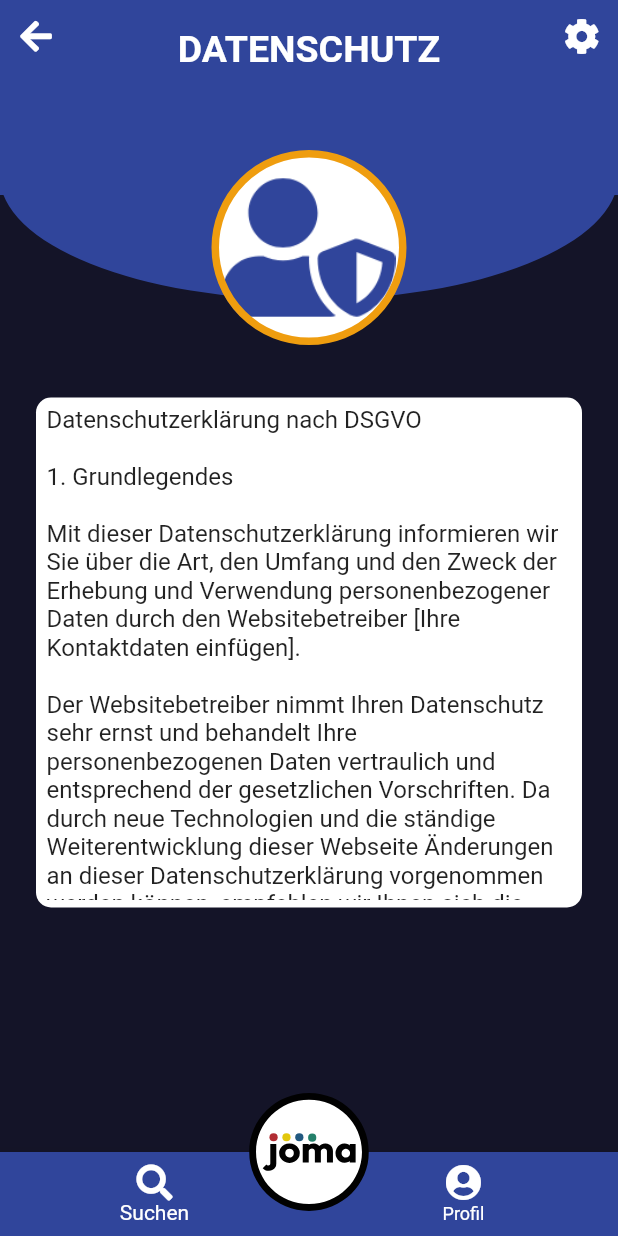
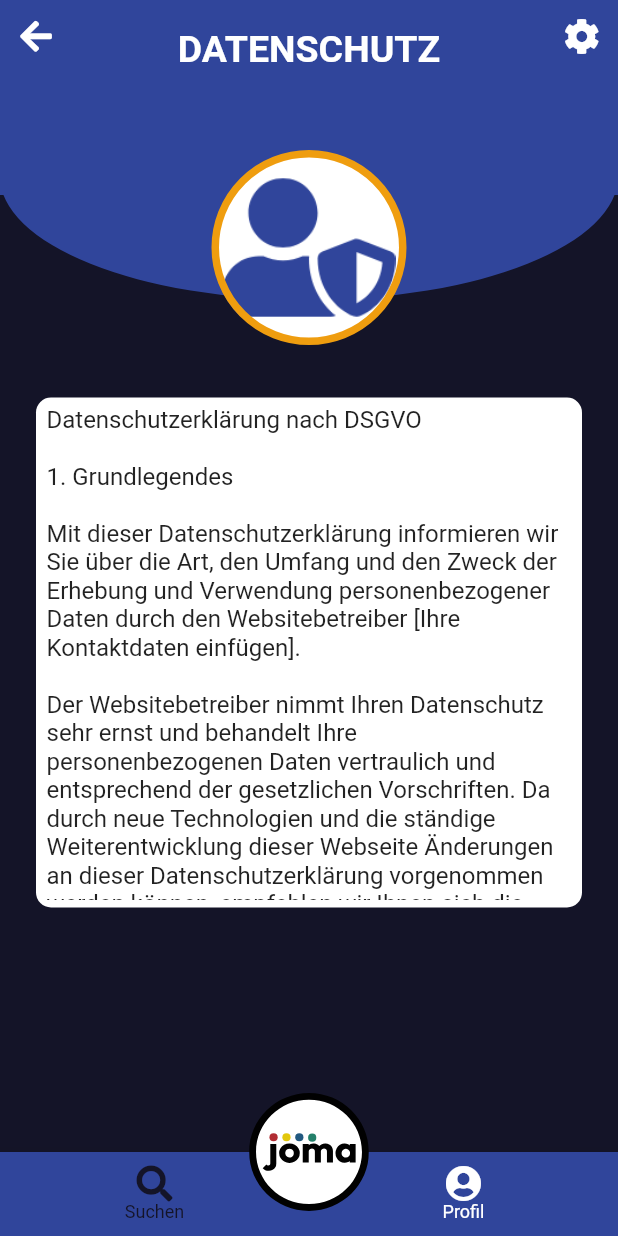
Before and after one commit to arsomesan/JoMa, a Flutter app: the Datenschutz screen opened directly, on a phone screen of 412 x 824 dp. Run offline on Flutter 3.47's test engine with Material 2 defaults, Android fonts, the phone set to English and light mode, and no system bars; our stand-ins replace animated_splash_screen, carousel_slider, flutter_map, flutter_svg, flutter_svg_provider, font_awesome_flutter and 4 more; accounts and stored records are empty; network calls fail.

Commit message:
NavBar Farbe bei Klick ändern

```diff
--- a/lib/materials/assets.dart
+++ b/lib/materials/assets.dart
@@ -110,11 +110,9 @@ class AppIcons {
 
   // Nav-Bar
   Icon searchGlass = Icon(
-      FontAwesomeIcons.search,
-      color: AppColors().white);
+      FontAwesomeIcons.search);
   Icon profile = Icon(
-      FontAwesomeIcons.solidUserCircle,
-      color: AppColors().white);
+      FontAwesomeIcons.solidUserCircle);
 
   // Ansicht wählen
   Icon nurBilder = Icon(
--- a/lib/materials/navbar.dart
+++ b/lib/materials/navbar.dart
@@ -12,27 +12,28 @@ class AppNavBar extends StatelessWidget {
   final Color unselectedItemColor;
   //final VoidCallback onTab;
 
-  AppNavBar({required this.backgroundColor, required this.selectedItemColor, required this.unselectedItemColor});
+  AppNavBar({required this.backgroundColor, required this.selectedItemColor, required this.unselectedItemColor });
 
 
   @override
   Widget build(BuildContext context) {
     return BottomNavigationBar(
-        currentIndex: 0,
         onTap: (value) {
           if (value == 0) {
-            Navigator.pushReplacement(context, MaterialPageRoute(builder: (context) => ScreenJobListSearch()),
-            );
+            Navigator.pushReplacement(context, MaterialPageRoute(builder: (context) => ScreenJobListSearch()));
           }
           if (value == 1) {
-            Navigator.pushReplacement(context, MaterialPageRoute(builder: (context) => const ProfilLoader()),
-            );
+            Navigator.pushReplacement(context, MaterialPageRoute(builder: (context) => const ProfilLoader()));
           }
           //if (value == 2) Navigator.of(context).push(...);
         },
+
+        currentIndex: 0,
+        selectedItemColor: selectedItemColor, //Suche
+        unselectedItemColor: unselectedItemColor, //Profil
         backgroundColor: backgroundColor,
-        selectedItemColor: selectedItemColor,
-        unselectedItemColor: unselectedItemColor,
+        selectedFontSize: 12,
+        unselectedFontSize: 12,
         items: <BottomNavigationBarItem>[
           BottomNavigationBarItem(
             icon: AppIcons().searchGlass,
@@ -45,8 +46,4 @@ class AppNavBar extends StatelessWidget {
         ]
     );
   }
-
-
-
-
 }
--- a/lib/screens/screen_home.dart
+++ b/lib/screens/screen_home.dart
@@ -178,8 +178,9 @@ class ScreenHome extends StatelessWidget {
 
         bottomNavigationBar: AppNavBar(
             backgroundColor: AppColors().darkPrimaryColor,
-            selectedItemColor: AppColors().white,
-            unselectedItemColor: AppColors().white),
+            selectedItemColor: AppBackgroundColors().darkBackground,
+            unselectedItemColor: AppBackgroundColors().darkBackground,
+        ),
         /*bottomNavigationBar: BottomNavigationBar(
             currentIndex: 0,
             onTap: (value) {
--- a/lib/screens/screen_notifications.dart
+++ b/lib/screens/screen_notifications.dart
@@ -169,7 +169,7 @@ class _ScreenNotificationsState extends State<ScreenNotifications> {
 
       bottomNavigationBar: AppNavBar(
         backgroundColor: AppColors().darkPrimaryColor,
-        selectedItemColor: AppColors().white,
+        selectedItemColor: AppBackgroundColors().darkBackground,
         unselectedItemColor: AppColors().white,
       ),
       floatingActionButtonLocation: FloatingActionButtonLocation.centerDocked,
--- a/lib/screens/screen_settings.dart
+++ b/lib/screens/screen_settings.dart
@@ -139,8 +139,9 @@ class Einstellungen extends StatelessWidget {
             //if (value == 2) Navigator.of(context).push(...);
           },
           backgroundColor: AppColors().darkPrimaryColor,
-          selectedItemColor: AppColors().white,
+          selectedItemColor: AppBackgroundColors().darkBackground,
           unselectedItemColor: AppColors().white,
+
           items: <BottomNavigationBarItem>[
             BottomNavigationBarItem(
               icon: AppIcons().searchGlass,
--- a/lib/screens/screen_settings_datenschutz.dart
+++ b/lib/screens/screen_settings_datenschutz.dart
@@ -81,9 +81,10 @@ class Datenschutz extends StatelessWidget {
       ),
 
       bottomNavigationBar: AppNavBar(
-          backgroundColor: AppColors().darkPrimaryColor,
-          selectedItemColor: AppColors().white,
-          unselectedItemColor: AppColors().white),
+        backgroundColor: AppColors().darkPrimaryColor,
+        selectedItemColor: AppBackgroundColors().darkBackground,
+        unselectedItemColor: AppColors().white,
+     ),
 
     );
   }
```
Also changed, not shown: lib/screens/screen_applications.dart (+4 -3 lines), lib/screens/screen_job_details.dart (+8 -6 lines), lib/screens/screen_joblist_category.dart (+4 -3 lines), lib/screens/screen_joblist_search.dart (+4 -3 lines), lib/screens/screen_profil_data.dart (+5 -3 lines), lib/screens/screen_profil_loader.dart (+4 -3 lines), lib/screens/screen_profil_settings.dart (+4 -3 lines), lib/screens/screen_profil_skills.dart (+4 -3 lines), lib/screens/screen_saved_jobs.dart (+4 -3 lines), lib/screens/screen_settings_impressum.dart (+4 -3 lines).
